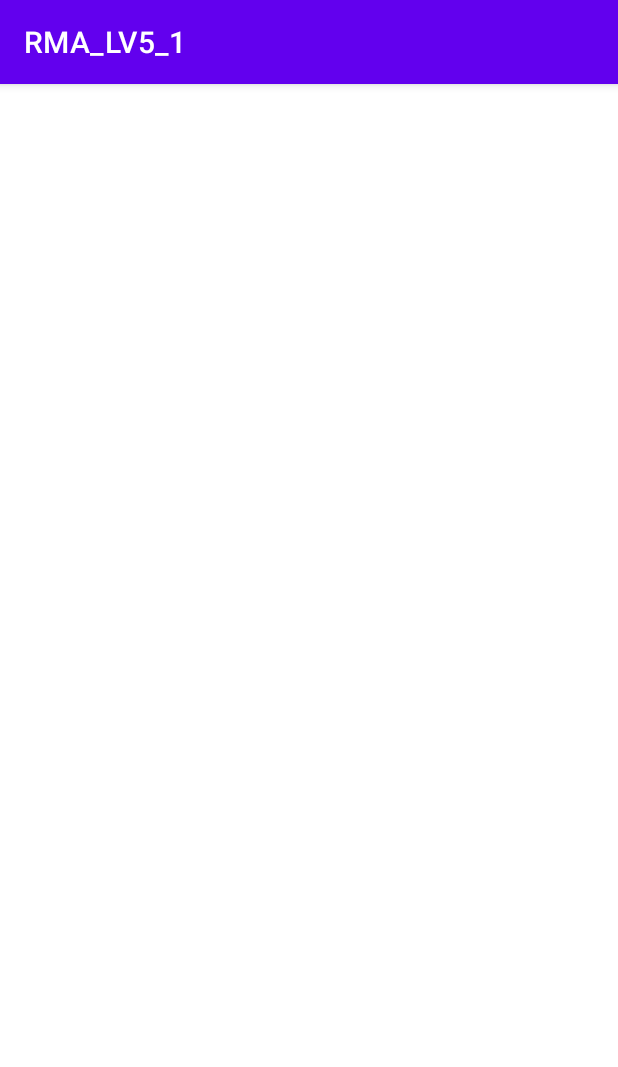
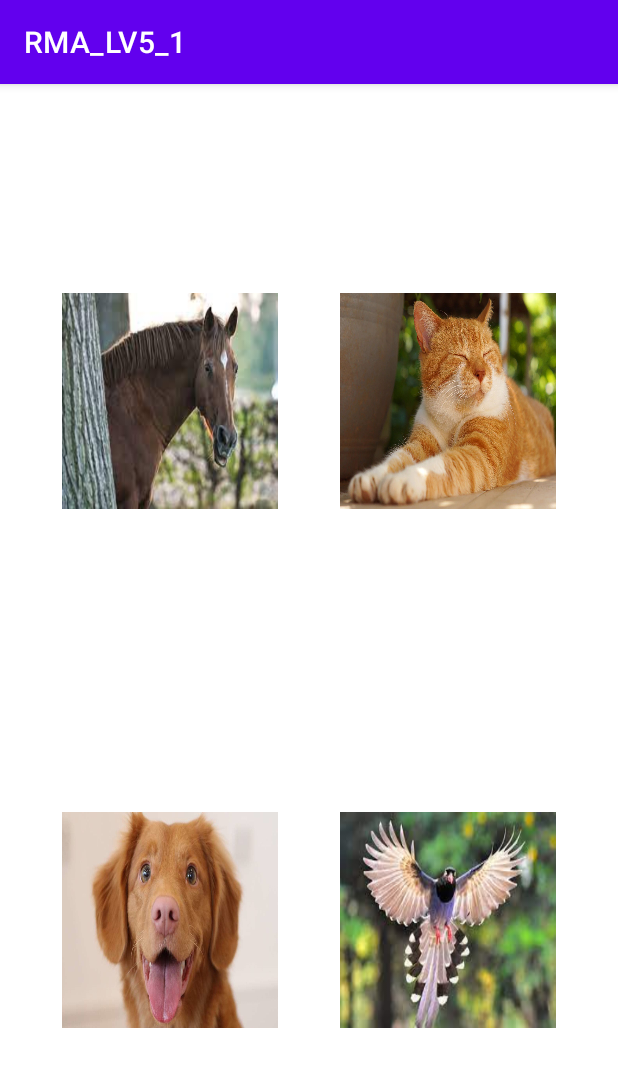
Before and after one commit to DominikRicko/RMA_LV5_1, an Android app: the screen it shows after launch (MainActivity), on a phone screen of 412 x 824 dp. Shown: the top 1067 px of the screen. Run offline under Robolectric (Android 15) with nearby library versions, the phone set to English and light mode, and no system bars.

Commit message:
added 4 animal images to image views

```diff
--- a/app/src/main/res/layout/activity_main.xml
+++ b/app/src/main/res/layout/activity_main.xml
@@ -71,7 +71,10 @@
         app:layout_constraintEnd_toEndOf="@id/guide_middle_start"
         android:layout_width="0dp"
         android:layout_height="0dp"
-        android:contentDescription="@string/horse"/>
+        app:layout_constraintDimensionRatio="1:1"
+        android:contentDescription="@string/horse"
+        android:background="@drawable/horse"
+        />
 
     <ImageView
         android:id="@+id/iv_cat"
@@ -81,7 +84,9 @@
         app:layout_constraintEnd_toEndOf="@id/guide_end"
         android:layout_width="0dp"
         android:layout_height="0dp"
-        android:contentDescription="@string/cat" />
+        app:layout_constraintDimensionRatio="1:1"
+        android:contentDescription="@string/cat"
+        android:background="@drawable/cat"/>
 
     <ImageView
         android:id="@+id/iv_dog"
@@ -91,7 +96,9 @@
         app:layout_constraintEnd_toEndOf="@id/guide_middle_start"
         android:layout_width="0dp"
         android:layout_height="0dp"
-        android:contentDescription="@string/dog" />
+        app:layout_constraintDimensionRatio="1:1"
+        android:contentDescription="@string/dog"
+        android:background="@drawable/dog"/>
 
     <ImageView
         android:id="@+id/iv_bird"
@@ -101,6 +108,8 @@
         app:layout_constraintEnd_toEndOf="@id/guide_end"
         android:layout_width="0dp"
         android:layout_height="0dp"
-        android:contentDescription="@string/bird" />
+        app:layout_constraintDimensionRatio="1:1"
+        android:contentDescription="@string/bird"
+        android:background="@drawable/bird"/>
 
 </androidx.constraintlayout.widget.ConstraintLayout>
```
Also changed, not shown: app/src/main/res/drawable/bird.jpg (added), app/src/main/res/drawable/cat.jpg (added), app/src/main/res/drawable/dog.jpg (added), app/src/main/res/drawable/horse.jpg (added).
